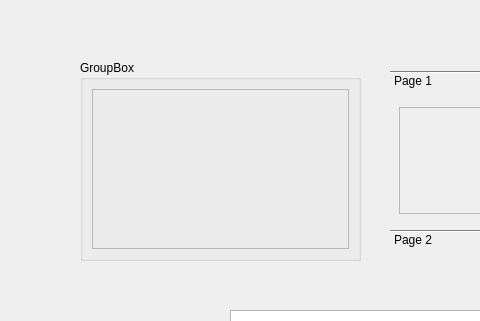
This is microangio/assets/pure_dark_sandbox.ui in WasatchPhotonics/MicroAngio as Qt 5 draws it before an edit; both pictures show x 0 to 480 and y 0 to 321 of the 796 by 603 pixel window. The edited form follows.
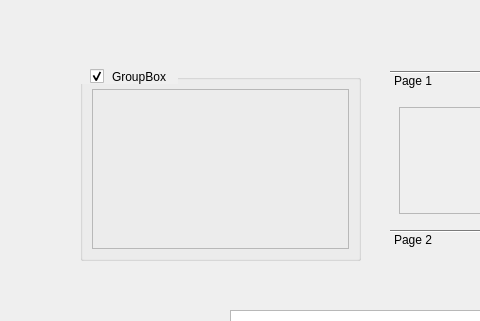
This is the edited form. Icons and pictures are not drawn.

```diff
--- a/microangio/assets/pure_dark_sandbox.ui
+++ b/microangio/assets/pure_dark_sandbox.ui
@@ -1243,9 +1243,25 @@
      <height>201</height>
     </rect>
    </property>
+   <property name="styleSheet">
+    <string notr="true">QGroupBox::title {
+    subcontrol-origin: margin;
+    subcontrol-position: top left;
+    padding-left: 10px;
+    padding-right: 10px;
+    padding-top: 10px;
+}
+</string>
+   </property>
    <property name="title">
     <string>GroupBox</string>
    </property>
+   <property name="checkable">
+    <bool>true</bool>
+   </property>
+   <property name="checked">
+    <bool>true</bool>
+   </property>
    <layout class="QVBoxLayout" name="verticalLayout_2">
     <item>
      <widget class="QFrame" name="frame_2">
```
